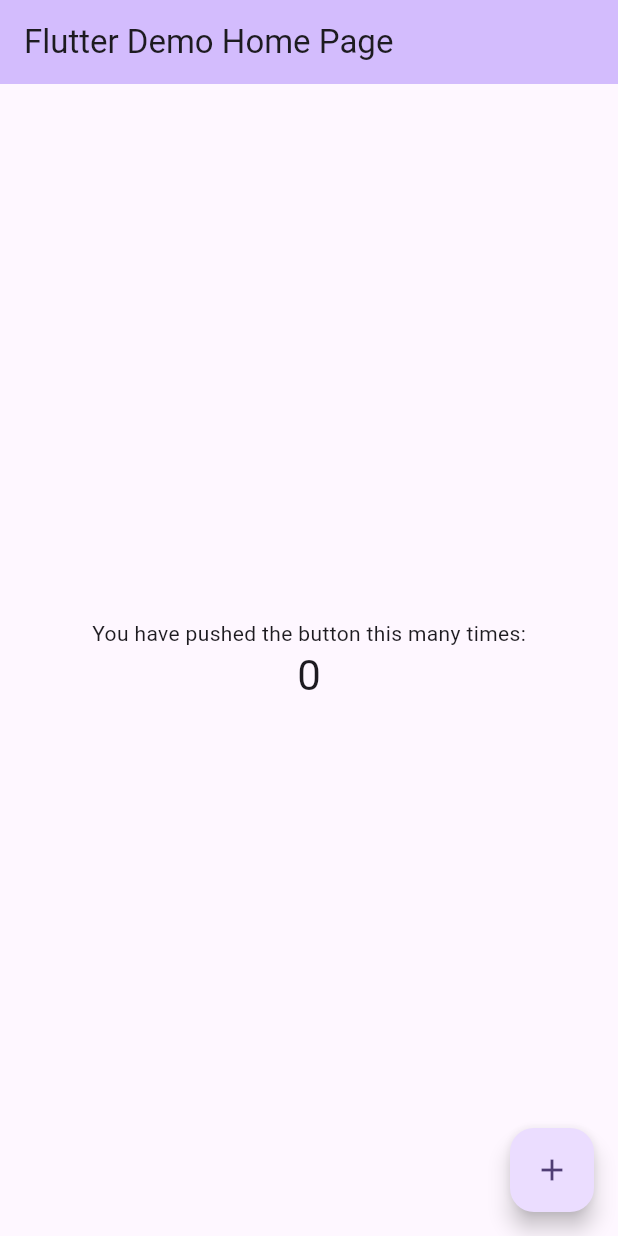
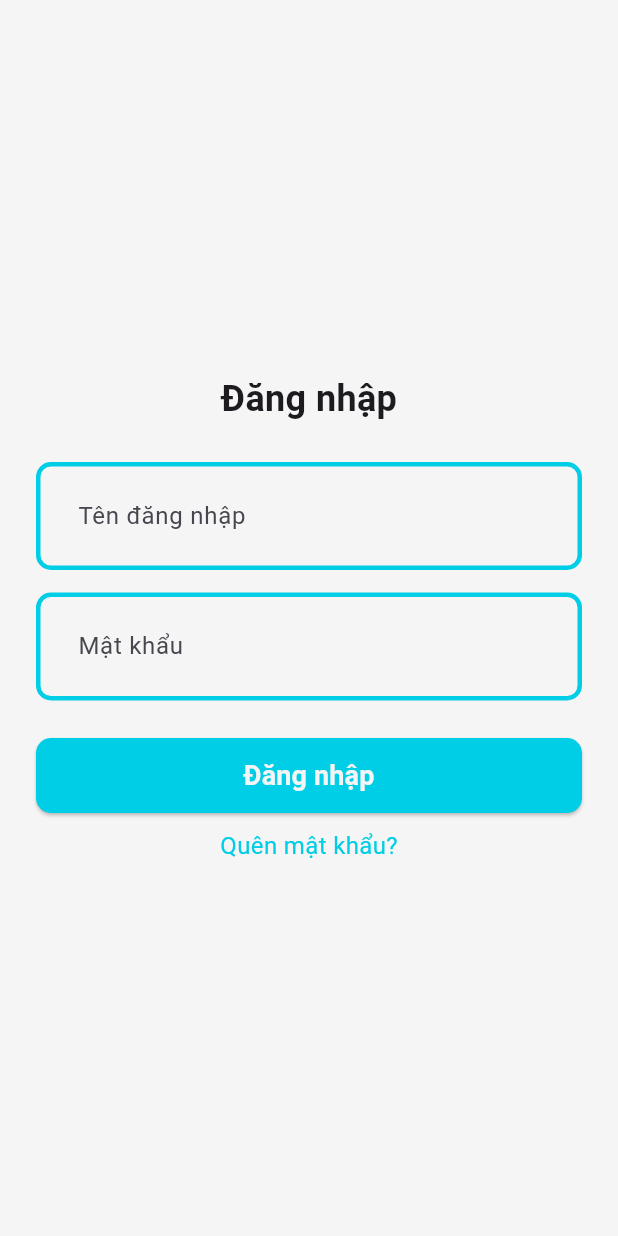
Before and after one commit to MeReMa-UIT/merema, a Flutter app: the screen it shows after launch, on a phone screen of 412 x 824 dp. Run offline on Flutter 3.47's test engine with Material 3 defaults, Android fonts, the phone set to English and light mode, and no system bars.

Commit message:
feat(login): basic login page

```diff
--- /dev/null
+++ b/lib/core/theme/app_pallete.dart
@@ -0,0 +1,10 @@
+import 'package:flutter/material.dart';
+
+class AppPallete {
+  static const Color transparent = Colors.transparent;
+  static const Color primaryColor = Color.fromARGB(255, 0, 205, 230);
+  static const Color secondaryColor = Color.fromARGB(255, 255, 70, 70);
+  static const Color backgroundColor = Color.fromARGB(255, 245, 245, 245);
+  static const Color textColor = Color.fromARGB(255, 0, 0, 0);
+  static const Color errorColor = Color(0xFFB00020);
+}
--- /dev/null
+++ b/lib/core/theme/theme.dart
@@ -0,0 +1,21 @@
+import 'package:flutter/material.dart';
+import 'package:merema/core/theme/app_pallete.dart';
+
+class AppTheme {
+  static _border([Color color = AppPallete.primaryColor]) => OutlineInputBorder(
+        borderRadius: BorderRadius.circular(10),
+        borderSide: BorderSide(
+          color: color,
+          width: 3,
+        ),
+      );
+  static final lightThemeMode = ThemeData.light().copyWith(
+    scaffoldBackgroundColor: AppPallete.backgroundColor,
+    inputDecorationTheme: InputDecorationTheme(
+      contentPadding: const EdgeInsets.all(24),
+      enabledBorder: _border(),
+      focusedBorder: _border(AppPallete.secondaryColor),
+      errorBorder: _border(AppPallete.errorColor),
+    ),
+  );
+}
--- /dev/null
+++ b/lib/features/auth/presentation/pages/login_page.dart
@@ -0,0 +1,94 @@
+import 'package:flutter/material.dart';
+import 'package:merema/core/theme/app_pallete.dart';
+//import 'package:merema/features/auth/presentation/pages/forgot_password_page.dart';
+import 'package:merema/features/auth/presentation/widgets/auth_button.dart';
+import 'package:merema/features/auth/presentation/widgets/auth_field.dart';
+
+class LoginPage extends StatefulWidget {
+  static route() => MaterialPageRoute(
+        builder: (context) => const LoginPage(),
+      );
+  const LoginPage({super.key});
+
+  @override
+  State<LoginPage> createState() => _LoginPageState();
+}
+
+class _LoginPageState extends State<LoginPage> {
+  final usernameController = TextEditingController();
+  final passwordController = TextEditingController();
+  final formKey = GlobalKey<FormState>();
+
+  static const double fieldWidth = 400;
+  static const double minSidePadding = 24.0;
+
+  @override
+  void dispose() {
+    usernameController.dispose();
+    passwordController.dispose();
+    super.dispose();
+  }
+
+  @override
+  Widget build(BuildContext context) {
+    return Scaffold(
+      body: LayoutBuilder(
+        builder: (context, constraints) {
+          final availableWidth = constraints.maxWidth;
+
+          final contentWidth =
+              availableWidth > (fieldWidth + 2 * minSidePadding)
+                  ? fieldWidth
+                  : availableWidth - 2 * minSidePadding;
+
+          return Center(
+            child: SizedBox(
+              width: contentWidth,
+              child: Padding(
+                padding: const EdgeInsets.symmetric(vertical: 8.0),
+                child: Column(
+                  mainAxisAlignment: MainAxisAlignment.center,
+                  children: [
+                    const Text(
+                      'Đăng nhập',
+                      style: TextStyle(
+                        fontSize: 24,
+                        fontWeight: FontWeight.bold,
+                      ),
+                    ),
+                    const SizedBox(height: 25),
+                    AuthField(
+                      hintText: 'Tên đăng nhập',
+                      controller: usernameController,
+                    ),
+                    const SizedBox(height: 15),
+                    AuthField(
+                      hintText: 'Mật khẩu',
+                      controller: passwordController,
+                      isPassword: true,
+                    ),
+                    const SizedBox(height: 25),
+                    const AuthButton(text: 'Đăng nhập'),
+                    const SizedBox(height: 10),
+                    GestureDetector(
+                      onTap: () {
+                        //Navigator.push(context, ForgotPasswordPage.route());
+                      },
+                      child: const Text(
+                        'Quên mật khẩu?',
+                        style: TextStyle(
+                          fontSize: 16,
+                          color: AppPallete.primaryColor,
+                        ),
+                      ),
+                    ),
+                  ],
+                ),
+              ),
+            ),
+          );
+        },
+      ),
+    );
+  }
+}
--- /dev/null
+++ b/lib/features/auth/presentation/widgets/auth_button.dart
@@ -0,0 +1,28 @@
+import 'package:flutter/material.dart';
+import 'package:merema/core/theme/app_pallete.dart';
+
+class AuthButton extends StatelessWidget {
+  final String text;
+  const AuthButton({super.key, required this.text});
+
+  @override
+  Widget build(BuildContext context) {
+    return ElevatedButton(
+      onPressed: () {},
+      style: ElevatedButton.styleFrom(
+        fixedSize: const Size(400, 50),
+        backgroundColor: AppPallete.primaryColor,
+        shape: RoundedRectangleBorder(
+          borderRadius: BorderRadius.circular(10),
+        ),
+      ),
+      child: Text(
+        text,
+        style: const TextStyle(
+            fontSize: 18,
+            fontWeight: FontWeight.w600,
+            color: AppPallete.backgroundColor),
+      ),
+    );
+  }
+}
--- /dev/null
+++ b/lib/features/auth/presentation/widgets/auth_field.dart
@@ -0,0 +1,31 @@
+import 'package:flutter/material.dart';
+
+class AuthField extends StatelessWidget {
+  final String hintText;
+  final TextEditingController controller;
+  final bool isPassword;
+  const AuthField({
+    super.key,
+    required this.hintText,
+    required this.controller,
+    this.isPassword = false,
+  });
+
+  @override
+  Widget build(BuildContext context) {
+    return TextFormField(
+      controller: controller,
+      decoration: InputDecoration(
+        hintText: hintText,
+      ),
+      validator: (value) {
+        if (value == null || value.isEmpty) {
+          return 'Vui lòng nhập $hintText';
+        }
+        return null;
+      },
+      obscureText: isPassword,
+      obscuringCharacter: '*',
+    );
+  }
+}
--- a/lib/main.dart
+++ b/lib/main.dart
@@ -1,4 +1,6 @@
 import 'package:flutter/material.dart';
+import 'package:merema/core/theme/theme.dart';
+import 'package:merema/features/auth/presentation/pages/login_page.dart';
 
 void main() {
   runApp(const MyApp());
@@ -7,119 +9,13 @@
 class MyApp extends StatelessWidget {
   const MyApp({super.key});
 
-  // This widget is the root of your application.
   @override
   Widget build(BuildContext context) {
     return MaterialApp(
-      title: 'Flutter Demo',
-      theme: ThemeData(
-        // This is the theme of your application.
-        //
-        // TRY THIS: Try running your application with "flutter run". You'll see
-        // the application has a purple toolbar. Then, without quitting the app,
-        // try changing the seedColor in the colorScheme below to Colors.green
-        // and then invoke "hot reload" (save your changes or press the "hot
-        // reload" button in a Flutter-supported IDE, or press "r" if you used
-        // the command line to start the app).
-        //
-        // Notice that the counter didn't reset back to zero; the application
-        // state is not lost during the reload. To reset the state, use hot
-        // restart instead.
-        //
-        // This works for code too, not just values: Most code changes can be
-        // tested with just a hot reload.
-        colorScheme: ColorScheme.fromSeed(seedColor: Colors.deepPurple),
-        useMaterial3: true,
-      ),
-      home: const MyHomePage(title: 'Flutter Demo Home Page'),
+      debugShowCheckedModeBanner: false,
+      title: 'MeReMa',
+      theme: AppTheme.lightThemeMode,
+      home: const LoginPage(),
     );
   }
 }
-
-class MyHomePage extends StatefulWidget {
-  const MyHomePage({super.key, required this.title});
-
-  // This widget is the home page of your application. It is stateful, meaning
-  // that it has a State object (defined below) that contains fields that affect
-  // how it looks.
-
-  // This class is the configuration for the state. It holds the values (in this
-  // case the title) provided by the parent (in this case the App widget) and
-  // used by the build method of the State. Fields in a Widget subclass are
-  // always marked "final".
-
-  final String title;
-
-  @override
-  State<MyHomePage> createState() => _MyHomePageState();
-}
-
-class _MyHomePageState extends State<MyHomePage> {
-  int _counter = 0;
-
-  void _incrementCounter() {
-    setState(() {
-      // This call to setState tells the Flutter framework that something has
-      // changed in this State, which causes it to rerun the build method below
-      // so that the display can reflect the updated values. If we changed
-      // _counter without calling setState(), then the build method would not be
-      // called again, and so nothing would appear to happen.
-      _counter++;
-    });
-  }
-
-  @override
-  Widget build(BuildContext context) {
-    // This method is rerun every time setState is called, for instance as done
-    // by the _incrementCounter method above.
-    //
-    // The Flutter framework has been optimized to make rerunning build methods
-    // fast, so that you can just rebuild anything that needs updating rather
-    // than having to individually change instances of widgets.
-    return Scaffold(
-      appBar: AppBar(
-        // TRY THIS: Try changing the color here to a specific color (to
-        // Colors.amber, perhaps?) and trigger a hot reload to see the AppBar
-        // change color while the other colors stay the same.
-        backgroundColor: Theme.of(context).colorScheme.inversePrimary,
-        // Here we take the value from the MyHomePage object that was created by
-        // the App.build method, and use it to set our appbar title.
-        title: Text(widget.title),
-      ),
-      body: Center(
-        // Center is a layout widget. It takes a single child and positions it
-        // in the middle of the parent.
-        child: Column(
-          // Column is also a layout widget. It takes a list of children and
-          // arranges them vertically. By default, it sizes itself to fit its
-          // children horizontally, and tries to be as tall as its parent.
-          //
-          // Column has various properties to control how it sizes itself and
-          // how it positions its children. Here we use mainAxisAlignment to
-          // center the children vertically; the main axis here is the vertical
-          // axis because Columns are vertical (the cross axis would be
-          // horizontal).
-          //
-          // TRY THIS: Invoke "debug painting" (choose the "Toggle Debug Paint"
-          // action in the IDE, or press "p" in the console), to see the
-          // wireframe for each widget.
-          mainAxisAlignment: MainAxisAlignment.center,
-          children: <Widget>[
-            const Text(
-              'You have pushed the button this many times:',
-            ),
-            Text(
-              '$_counter',
-              style: Theme.of(context).textTheme.headlineMedium,
-            ),
-          ],
-        ),
-      ),
-      floatingActionButton: FloatingActionButton(
-        onPressed: _incrementCounter,
-        tooltip: 'Increment',
-        child: const Icon(Icons.add),
-      ), // This trailing comma makes auto-formatting nicer for build methods.
-    );
-  }
-}
--- a/pubspec.yaml
+++ b/pubspec.yaml
@@ -35,6 +35,7 @@ dependencies:
   # The following adds the Cupertino Icons font to your application.
   # Use with the CupertinoIcons class for iOS style icons.
   cupertino_icons: ^1.0.8
+  supabase_flutter: ^2.9.0
 
 dev_dependencies:
   flutter_test:
```
Also changed, not shown: pubspec.lock, 5 other files.
